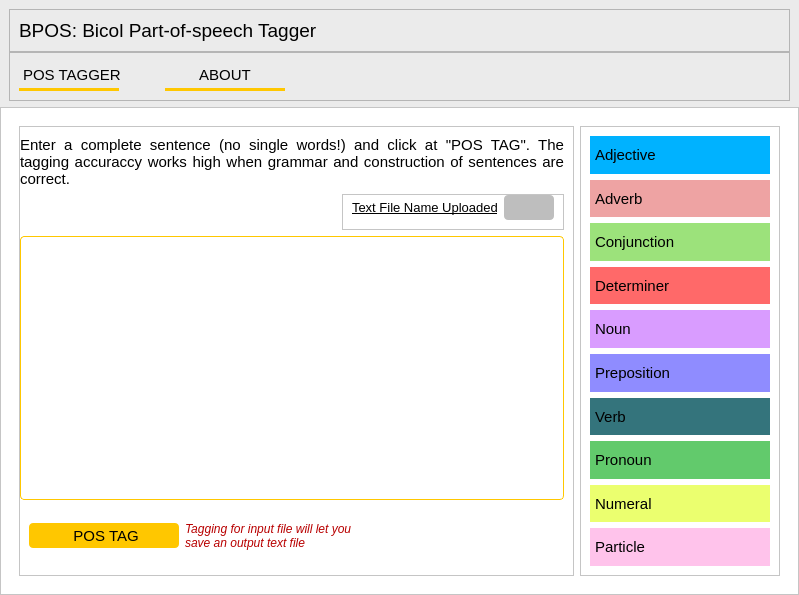
The window that bpostagger/ui/BPOS_Ui.ui (Diesta-Jarapa-Vega/Bicol-Dialect-Part-of-Speech-Tagger-BPOS) describes before a commit, drawn with Qt 5.
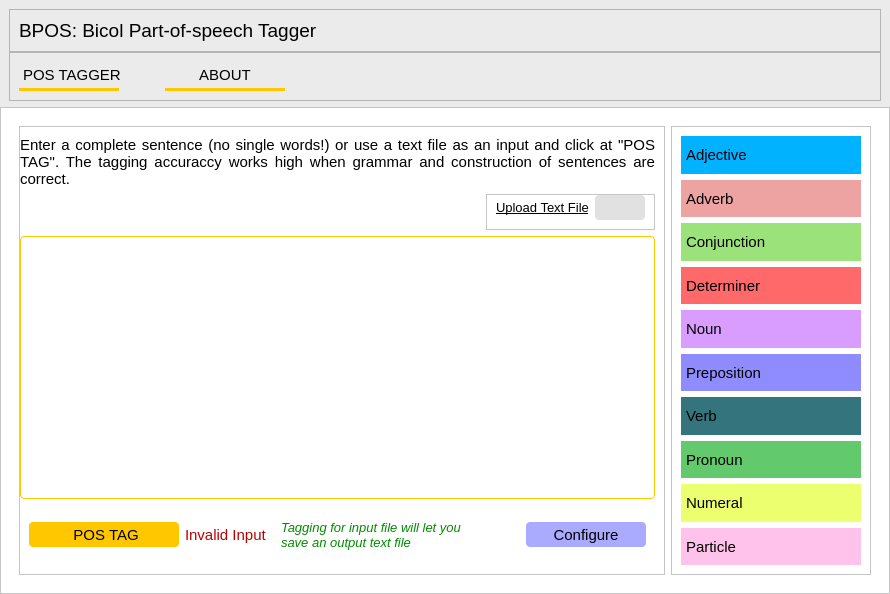
The same window after the commit. The open tabs and pages were chosen to show the change. Icons and pictures are not drawn.

Patch:
```diff
--- a/bpostagger/ui/BPOS_Ui.ui
+++ b/bpostagger/ui/BPOS_Ui.ui
@@ -6,8 +6,8 @@
    <rect>
     <x>0</x>
     <y>0</y>
-    <width>799</width>
-    <height>595</height>
+    <width>890</width>
+    <height>594</height>
    </rect>
   </property>
   <property name="palette">
@@ -2485,12 +2485,13 @@
                   <widget class="QLabel" name="file_name_text">
                    <property name="font">
                     <font>
+                     <family>Arial</family>
                      <italic>false</italic>
                      <underline>true</underline>
                     </font>
                    </property>
                    <property name="text">
-                    <string>Text File Name Uploaded</string>
+                    <string>Upload Text File</string>
                    </property>
                   </widget>
                  </item>
@@ -2505,7 +2506,7 @@
                    <property name="maximumSize">
                     <size>
                      <width>50</width>
-                     <height>200</height>
+                     <height>250</height>
                     </size>
                    </property>
                    <property name="palette">
@@ -2514,27 +2515,27 @@
                       <colorrole role="Button">
                        <brush brushstyle="SolidPattern">
                         <color alpha="255">
-                         <red>190</red>
-                         <green>190</green>
-                         <blue>190</blue>
+                         <red>225</red>
+                         <green>225</green>
+                         <blue>225</blue>
                         </color>
                        </brush>
                       </colorrole>
                       <colorrole role="Base">
                        <brush brushstyle="SolidPattern">
                         <color alpha="255">
-                         <red>190</red>
-                         <green>190</green>
-                         <blue>190</blue>
+                         <red>225</red>
+                         <green>225</green>
+                         <blue>225</blue>
                         </color>
                        </brush>
                       </colorrole>
                       <colorrole role="Window">
                        <brush brushstyle="SolidPattern">
                         <color alpha="255">
-                         <red>190</red>
-                         <green>190</green>
-                         <blue>190</blue>
+                         <red>225</red>
+                         <green>225</green>
+                         <blue>225</blue>
                         </color>
                        </brush>
                       </colorrole>
@@ -2543,27 +2544,27 @@
                       <colorrole role="Button">
                        <brush brushstyle="SolidPattern">
                         <color alpha="255">
-                         <red>190</red>
-                         <green>190</green>
-                         <blue>190</blue>
+                         <red>225</red>
+                         <green>225</green>
+                         <blue>225</blue>
                         </color>
                        </brush>
                       </colorrole>
                       <colorrole role="Base">
                        <brush brushstyle="SolidPattern">
                         <color alpha="255">
-                         <red>190</red>
-                         <green>190</green>
-                         <blue>190</blue>
+                         <red>225</red>
+                         <green>225</green>
+                         <blue>225</blue>
                         </color>
                        </brush>
                       </colorrole>
                       <colorrole role="Window">
                        <brush brushstyle="SolidPattern">
                         <color alpha="255">
-                         <red>190</red>
-                         <green>190</green>
-                         <blue>190</blue>
+                         <red>225</red>
+                         <green>225</green>
+                         <blue>225</blue>
                         </color>
                        </brush>
                       </colorrole>
@@ -2572,27 +2573,27 @@
                       <colorrole role="Button">
                        <brush brushstyle="SolidPattern">
                         <color alpha="255">
-                         <red>190</red>
-                         <green>190</green>
-                         <blue>190</blue>
+                         <red>225</red>
+                         <green>225</green>
+                         <blue>225</blue>
                         </color>
                        </brush>
                       </colorrole>
                       <colorrole role="Base">
                        <brush brushstyle="SolidPattern">
                         <color alpha="255">
-                         <red>190</red>
-                         <green>190</green>
-                         <blue>190</blue>
+                         <red>225</red>
+                         <green>225</green>
+                         <blue>225</blue>
                         </color>
                        </brush>
                       </colorrole>
                       <colorrole role="Window">
                        <brush brushstyle="SolidPattern">
                         <color alpha="255">
-                         <red>190</red>
-                         <green>190</green>
-                         <blue>190</blue>
+                         <red>225</red>
+                         <green>225</green>
+                         <blue>225</blue>
                         </color>
                        </brush>
                       </colorrole>
@@ -2609,8 +2610,8 @@
                     <bool>false</bool>
                    </property>
                    <property name="styleSheet">
-                    <string notr="true">background-color: rgb(190, 190, 190);
-border-radius: 4px</string>
+                    <string notr="true">border-radius: 4px;
+background-color: rgb(225, 225, 225);</string>
                    </property>
                    <property name="text">
                     <string/>
@@ -2619,6 +2620,12 @@
                     <iconset>
                      <normaloff>../assets/images/file.png</normaloff>../assets/images/file.png</iconset>
                    </property>
+                   <property name="iconSize">
+                    <size>
+                     <width>20</width>
+                     <height>20</height>
+                    </size>
+                   </property>
                    <property name="flat">
                     <bool>false</bool>
                    </property>
@@ -2708,6 +2715,28 @@
                     </property>
                    </widget>
                   </item>
+                  <item>
+                   <widget class="QLabel" name="label_4">
+                    <property name="maximumSize">
+                     <size>
+                      <width>90</width>
+                      <height>16777215</height>
+                     </size>
+                    </property>
+                    <property name="font">
+                     <font>
+                      <family>Arial</family>
+                      <pointsize>11</pointsize>
+                     </font>
+                    </property>
+                    <property name="styleSheet">
+                     <string notr="true">color: rgb(184, 0, 0);</string>
+                    </property>
+                    <property name="text">
+                     <string>Invalid Input</string>
+                    </property>
+                   </widget>
+                  </item>
                   <item>
                    <widget class="QLabel" name="file_tagging_label">
                     <property name="minimumSize">
@@ -2724,7 +2753,8 @@
                     </property>
                     <property name="font">
                      <font>
-                      <pointsize>9</pointsize>
+                      <family>Arial</family>
+                      <pointsize>10</pointsize>
                       <weight>50</weight>
                       <italic>true</italic>
                       <bold>false</bold>
@@ -2732,7 +2762,7 @@
                      </font>
                     </property>
                     <property name="styleSheet">
-                     <string notr="true">color: rgb(184, 0, 0);</string>
+                     <string notr="true">color: rgb(0, 140, 0)</string>
                     </property>
                     <property name="text">
                      <string>Tagging for input file will let you save an output text file</string>
@@ -2742,8 +2772,32 @@
                     </property>
                    </widget>
                   </item>
-                  <item>
-                   <widget class="QWidget" name="widget_2" native="true"/>
+                  <item alignment="Qt::AlignRight">
+                   <widget class="QPushButton" name="pushButton">
+                    <property name="minimumSize">
+                     <size>
+                      <width>120</width>
+                      <height>25</height>
+                     </size>
+                    </property>
+                    <property name="font">
+                     <font>
+                      <family>Arial</family>
+                      <pointsize>11</pointsize>
+                     </font>
+                    </property>
+                    <property name="styleSheet">
+                     <string notr="true">background-color: rgb(170, 170, 255);
+border-radius: 4px</string>
+                    </property>
+                    <property name="text">
+                     <string>Configure</string>
+                    </property>
+                    <property name="icon">
+                     <iconset>
+                      <normaloff>../assets/images/settings.png</normaloff>../assets/images/settings.png</iconset>
+                    </property>
+                   </widget>
                   </item>
                  </layout>
                 </widget>
@@ -2889,7 +2943,7 @@
                  </font>
                 </property>
                 <property name="text">
-                 <string>Enter a complete sentence (no single words!) and click at &quot;POS TAG&quot;. The tagging accuraccy works high when grammar and construction of sentences are correct.</string>
+                 <string>&lt;html&gt;&lt;head/&gt;&lt;body&gt;&lt;p&gt;Enter a complete sentence (no single words!) or use a text file as an input and click at &amp;quot;POS TAG&amp;quot;. The tagging accuraccy works high when grammar and construction of sentences are correct.&lt;/p&gt;&lt;/body&gt;&lt;/html&gt;</string>
                 </property>
                 <property name="alignment">
                  <set>Qt::AlignJustify|Qt::AlignVCenter</set>
```
Left out of the diff: 2 changed lines with no effect on the pictures.
